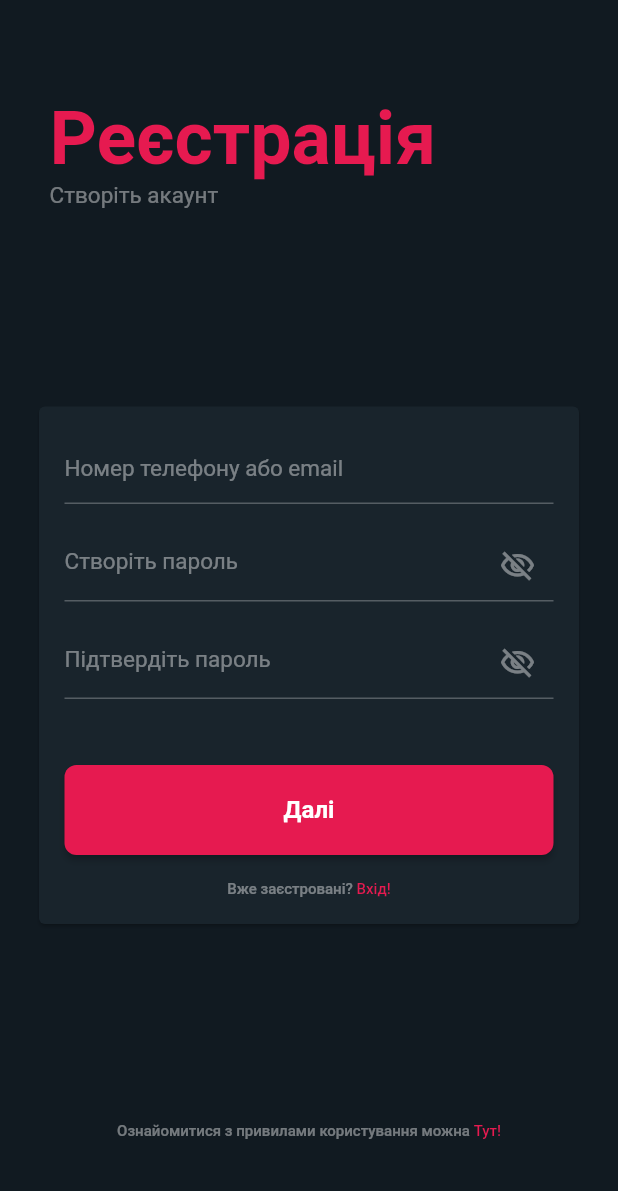
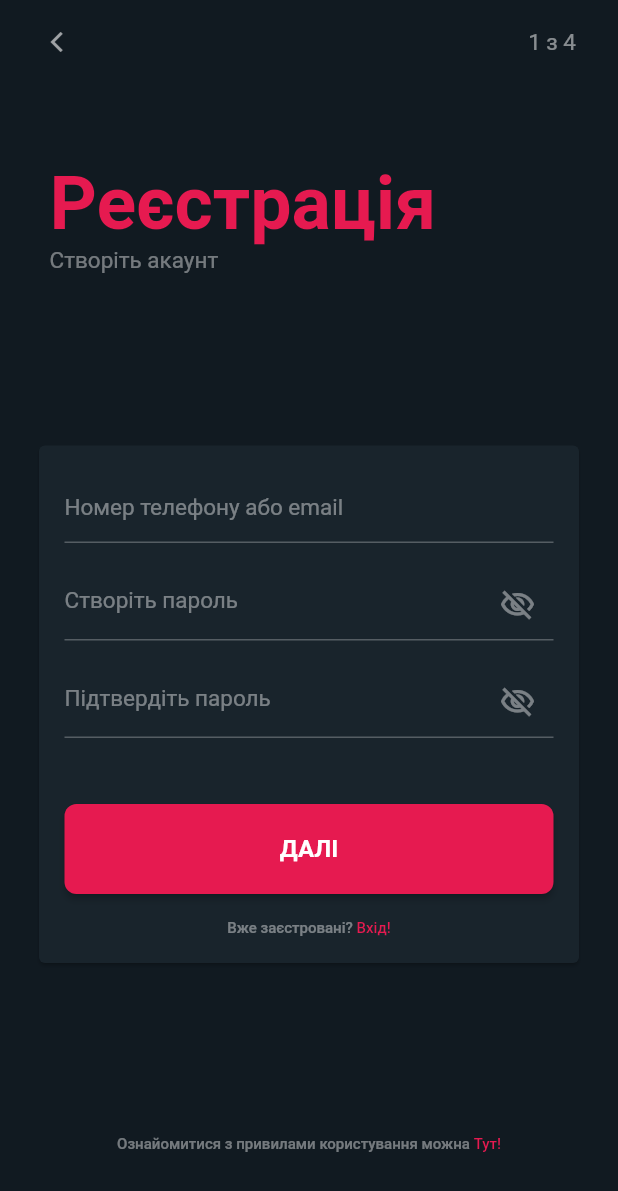
Before and after one commit to Appollo21/FlutterITSU, a Flutter app: the Register screen opened directly, on a phone screen of 412 x 824 dp. Shown: the top 1191 px of the screen. Run offline on Flutter 3.47's test engine with Material 2 defaults, Android fonts, the phone set to English and light mode, and no system bars; our stand-ins replace firebase_auth, firebase_core, syncfusion_flutter_calendar; accounts and stored records are empty.

Commit message:
Верстка

```diff
--- a/lib/Setup/AuthPages/SignUp.dart
+++ b/lib/Setup/AuthPages/SignUp.dart
@@ -14,6 +14,35 @@ class _RegisterState extends State<Register>{
   @override
   Widget build(BuildContext context){
     return Scaffold(
+        extendBodyBehindAppBar: true,
+        appBar: AppBar(
+
+          title: Container(margin: EdgeInsets.fromLTRB(0,0,12,0),child: Align(
+            alignment: Alignment.centerRight,
+            child:Text(
+              '1 з 4',
+              style: TextStyle(
+                color: Color.fromRGBO(255,255,255,0.5),
+                fontSize: 15,
+                fontWeight: FontWeight.w400,
+                ),
+              )
+            ),),
+          leading: IconButton(
+            alignment: Alignment(1.15, 0),
+            icon:  Icon(
+              Icons.arrow_back_ios,
+              color:Color.fromRGBO(255,255,255,0.6),
+              size:16,
+            ),
+            onPressed: (){
+              Navigator.of(context).pop(false);
+            },
+
+          ),
+          backgroundColor: Colors.transparent,
+          elevation: 0.0,
+        ),
         resizeToAvoidBottomInset: false,
         body:
          Container(
@@ -25,7 +54,7 @@ class _RegisterState extends State<Register>{
               mainAxisAlignment: MainAxisAlignment.spaceAround,
               children: <Widget>[
                 Container(
-                  margin: EdgeInsets.fromLTRB(33,0,0,0),
+                  margin: EdgeInsets.fromLTRB(33,52,0,0),
                   child: Column(
                     crossAxisAlignment: CrossAxisAlignment.start,
                     children: <Widget>[
@@ -134,7 +163,7 @@ class _RegisterState extends State<Register>{
                         ),
                         Container(
                           margin: EdgeInsets.fromLTRB(17,44,17,17),
-                          child: FitnessButton("Далі",register),
+                          child: FitnessButton("ДАЛІ",register),
                         ),
                         Row(
                           mainAxisAlignment: MainAxisAlignment.center,
```
